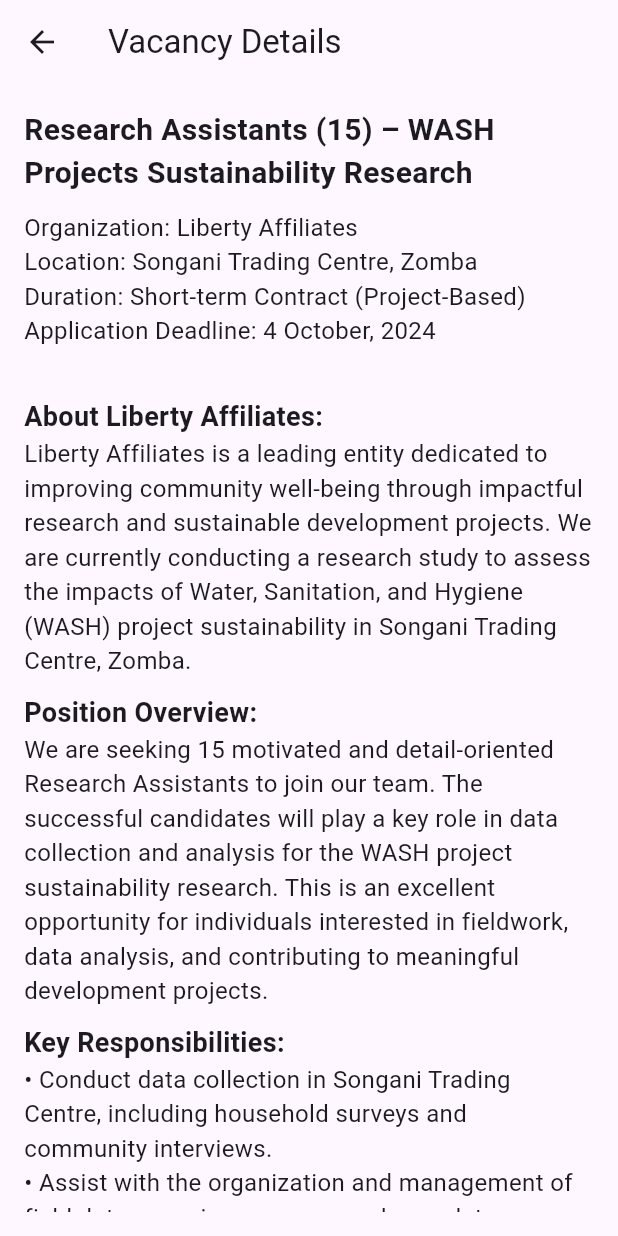
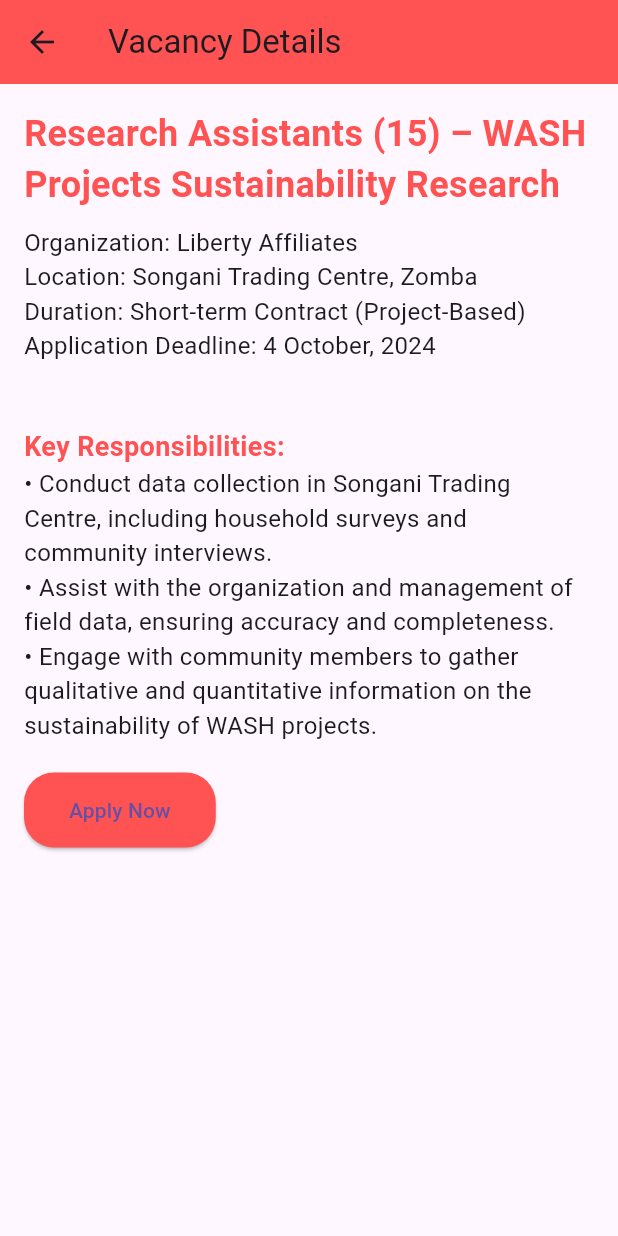
Before and after one commit to JUMAPETER736/INTERN_HUB, a Flutter app: the VacancyDetailsPage screen opened directly, on a phone screen of 412 x 824 dp. Run offline on Flutter 3.47's test engine with Material 3 defaults, Android fonts, the phone set to English and light mode, and no system bars; our stand-ins replace cloud_firestore, firebase_auth, firebase_core, fluttertoast; accounts and stored records are empty.

Commit message:
Modifying UI Design FIr the Vacancies Listing

```diff
--- a/lib/Home/Vacancies.dart
+++ b/lib/Home/Vacancies.dart
@@ -1,5 +1,5 @@
 import 'package:flutter/material.dart';
-import 'package:url_launcher/url_launcher.dart'; // For handling external links
+import 'package:url_launcher/url_launcher.dart';
 
 void main() {
   runApp(InternHubApp());
@@ -12,6 +12,7 @@ class InternHubApp extends StatelessWidget {
       title: 'InternHub',
       theme: ThemeData(
         primarySwatch: Colors.red,
+        visualDensity: VisualDensity.adaptivePlatformDensity,
       ),
       initialRoute: '/',
       routes: {
@@ -32,6 +33,8 @@ class Vacancies extends StatelessWidget {
     return Scaffold(
       appBar: AppBar(
         title: Text('Released Vacancies'),
+        backgroundColor: Colors.redAccent,
+        elevation: 5,
       ),
       body: Padding(
         padding: const EdgeInsets.all(16.0),
@@ -40,7 +43,11 @@ class Vacancies extends StatelessWidget {
           children: [
             Text(
               'Available Vacancies',
-              style: TextStyle(fontSize: 20, fontWeight: FontWeight.bold),
+              style: TextStyle(
+                fontSize: 22,
+                fontWeight: FontWeight.bold,
+                color: Colors.redAccent,
+              ),
             ),
             SizedBox(height: 20),
             Expanded(
@@ -48,18 +55,27 @@ class Vacancies extends StatelessWidget {
                 itemCount: vacancies.length,
                 itemBuilder: (context, index) {
                   return Card(
-                    margin: EdgeInsets.symmetric(vertical: 10, horizontal: 0),
-                    elevation: 5,
                     shape: RoundedRectangleBorder(
-                      borderRadius: BorderRadius.circular(10),
+                      borderRadius: BorderRadius.circular(15),
                     ),
+                    elevation: 6,
                     child: ListTile(
+                      contentPadding: EdgeInsets.symmetric(
+                        horizontal: 20,
+                        vertical: 15,
+                      ),
                       title: Text(
                         vacancies[index],
-                        style: TextStyle(fontWeight: FontWeight.bold),
+                        style: TextStyle(
+                          fontSize: 18,
+                          fontWeight: FontWeight.w600,
+                        ),
                       ),
                       subtitle: Text('Click to view details'),
-                      trailing: Icon(Icons.chevron_right),
+                      trailing: Icon(
+                        Icons.chevron_right,
+                        color: Colors.redAccent,
+                      ),
                       onTap: () {
                         Navigator.pushNamed(context, '/VacancyDetails');
                       },
@@ -71,7 +87,11 @@ class Vacancies extends StatelessWidget {
             SizedBox(height: 20),
             Text(
               'Useful Links',
-              style: TextStyle(fontSize: 18, fontWeight: FontWeight.bold),
+              style: TextStyle(
+                fontSize: 18,
+                fontWeight: FontWeight.w600,
+                color: Colors.redAccent,
+              ),
             ),
             ListTile(
               title: Text('LinkedIn: Liberty Affiliates'),
@@ -104,6 +124,7 @@ class VacancyDetailsPage extends StatelessWidget {
     return Scaffold(
       appBar: AppBar(
         title: Text('Vacancy Details'),
+        backgroundColor: Colors.redAccent,
       ),
       body: Padding(
         padding: const EdgeInsets.all(16.0),
@@ -113,7 +134,11 @@ class VacancyDetailsPage extends StatelessWidget {
             children: [
               Text(
                 'Research Assistants (15) – WASH Projects Sustainability Research',
-                style: TextStyle(fontSize: 20, fontWeight: FontWeight.bold),
+                style: TextStyle(
+                  fontSize: 24,
+                  fontWeight: FontWeight.bold,
+                  color: Colors.redAccent,
+                ),
               ),
               SizedBox(height: 10),
               Text(
@@ -123,77 +148,34 @@ class VacancyDetailsPage extends StatelessWidget {
                     'Application Deadline: 4 October, 2024\n',
                 style: TextStyle(fontSize: 16),
               ),
-              SizedBox(height: 10),
-              Text(
-                'About Liberty Affiliates:',
-                style: TextStyle(fontSize: 18, fontWeight: FontWeight.bold),
-              ),
-              Text(
-                'Liberty Affiliates is a leading entity dedicated to improving community well-being through impactful research and sustainable development projects. We are currently conducting a research study to assess the impacts of Water, Sanitation, and Hygiene (WASH) project sustainability in Songani Trading Centre, Zomba.',
-                style: TextStyle(fontSize: 16),
-              ),
-              SizedBox(height: 10),
-              Text(
-                'Position Overview:',
-                style: TextStyle(fontSize: 18, fontWeight: FontWeight.bold),
-              ),
-              Text(
-                'We are seeking 15 motivated and detail-oriented Research Assistants to join our team. The successful candidates will play a key role in data collection and analysis for the WASH project sustainability research. This is an excellent opportunity for individuals interested in fieldwork, data analysis, and contributing to meaningful development projects.',
-                style: TextStyle(fontSize: 16),
-              ),
-              SizedBox(height: 10),
+              SizedBox(height: 20),
               Text(
                 'Key Responsibilities:',
-                style: TextStyle(fontSize: 18, fontWeight: FontWeight.bold),
+                style: TextStyle(
+                  fontSize: 18,
+                  fontWeight: FontWeight.bold,
+                  color: Colors.redAccent,
+                ),
               ),
               Text(
                 '• Conduct data collection in Songani Trading Centre, including household surveys and community interviews.\n'
                     '• Assist with the organization and management of field data, ensuring accuracy and completeness.\n'
-                    '• Engage with community members to gather qualitative and quantitative information on the sustainability of WASH projects.\n'
-                    '• Support data entry, cleaning, and preliminary analysis under the guidance of the lead researcher.\n'
-                    '• Participate in field visits and contribute to report writing and presentation of findings.',
-                style: TextStyle(fontSize: 16),
-              ),
-              SizedBox(height: 10),
-              Text(
-                'Requirements:',
-                style: TextStyle(fontSize: 18, fontWeight: FontWeight.bold),
-              ),
-              Text(
-                '• A degree (or currently pursuing one) in Social Sciences, Development Studies, Environmental Studies, or related fields.\n'
-                    '• Experience in research, data collection, or working with WASH projects will be an added advantage.\n'
-                    '• Strong interpersonal and communication skills for community engagement.\n'
-                    '• Ability to work independently and as part of a team.\n'
-                    '• Familiarity with data collection tools such as KoBo Toolbox or ODK is a plus.\n'
-                    '• Willingness to work in the field under flexible conditions.\n'
-                    '• Those that attended any of our trainings are encouraged to apply.',
-                style: TextStyle(fontSize: 16),
-              ),
-              SizedBox(height: 10),
-              Text(
-                'What We Offer:',
-                style: TextStyle(fontSize: 18, fontWeight: FontWeight.bold),
-              ),
-              Text(
-                '• Opportunity to gain hands-on experience in research and project evaluation.\n'
-                    '• Contribution to a high-impact study on the sustainability of WASH projects.\n'
-                    '• Competitive allowance during the project period.\n'
-                    '• A supportive and collaborative working environment.',
-                style: TextStyle(fontSize: 16),
-              ),
-              SizedBox(height: 10),
-              Text(
-                'How to Apply:',
-                style: TextStyle(fontSize: 18, fontWeight: FontWeight.bold),
-              ),
-              Text(
-                'Interested candidates should send their CV and a brief cover letter detailing their suitability for the role to libertyaffiliatesmw@gmail.com with the subject line “Research Assistant Application – WASH Projects Study” by 4 October, 2024.',
+                    '• Engage with community members to gather qualitative and quantitative information on the sustainability of WASH projects.',
                 style: TextStyle(fontSize: 16),
               ),
               SizedBox(height: 20),
-              Text(
-                'Liberty Affiliates is an equal opportunity employer. We encourage applications from candidates of all backgrounds.\nJoin us in shaping sustainable solutions for community development!',
-                style: TextStyle(fontSize: 16),
+              ElevatedButton(
+                onPressed: () {
+                  // Handle application submission
+                },
+                style: ElevatedButton.styleFrom(
+                  padding: EdgeInsets.symmetric(horizontal: 30, vertical: 15),
+                  backgroundColor: Colors.redAccent,
+                  shape: RoundedRectangleBorder(
+                    borderRadius: BorderRadius.circular(20),
+                  ),
+                ),
+                child: Text('Apply Now'),
               ),
             ],
           ),
```
